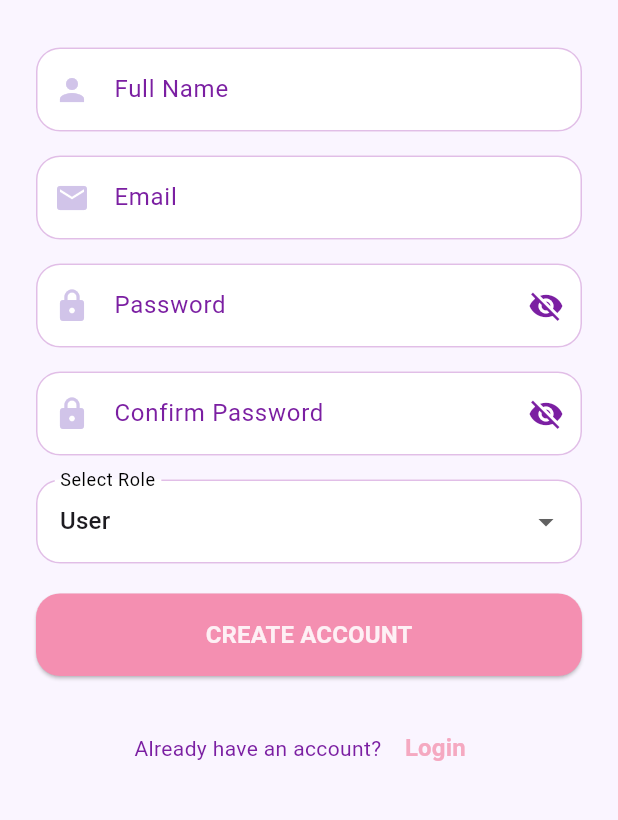
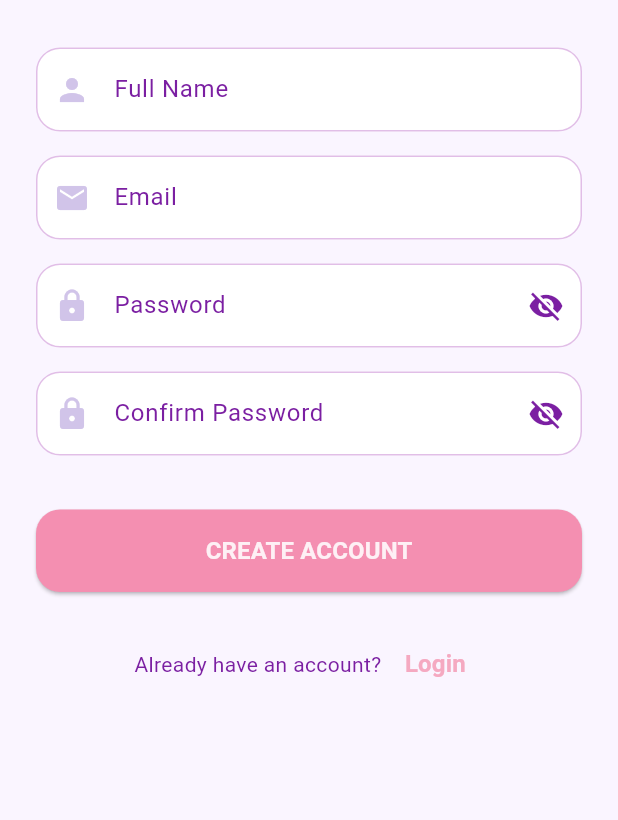
Before and after one commit to wangyt0119/Ka-Ching-flutter-firebase-, a Flutter app: the CustomRegisterScreen screen opened directly, on a phone screen of 412 x 824 dp, the part 383-1203 px from its top. Run offline on Flutter 3.47's test engine with Material 3 defaults, Android fonts, the phone set to English and light mode, and no system bars; our stand-ins replace cloud_firestore, cross_file, firebase_auth, firebase_core, firebase_database, fl_chart and 5 more; accounts and stored records are empty; network calls fail.

Commit message:
hide select role & change bold Hello, xx

```diff
--- a/lib/screens/auth/custom_register_screen.dart
+++ b/lib/screens/auth/custom_register_screen.dart
@@ -189,27 +189,28 @@ class _CustomRegisterScreenState extends State<CustomRegisterScreen> {
                 },
               ),
               const SizedBox(height: 16),
-              DropdownButtonFormField<String>(
-                value: selectedRole,
-                decoration: InputDecoration(
-                  labelText: 'Select Role',
-                  filled: true,
-                  fillColor: AppTheme.surfaceColor,
-                  enabledBorder: OutlineInputBorder(
-                    borderRadius: BorderRadius.circular(16),
-                    borderSide: const BorderSide(color: AppTheme.dividerColor),
-                  ),
-                  focusedBorder: OutlineInputBorder(
-                    borderRadius: BorderRadius.circular(16),
-                    borderSide: const BorderSide(color: AppTheme.primaryColor),
-                  ),
-                ),
-                items: const [
-                  DropdownMenuItem(value: 'user', child: Text('User')),
-                  DropdownMenuItem(value: 'admin', child: Text('Admin')),
-                ],
-                onChanged: (value) => setState(() => selectedRole = value!),
-              ),
+              // Select Role
+              // DropdownButtonFormField<String>(
+              //   value: selectedRole,
+              //   decoration: InputDecoration(
+              //     labelText: 'Select Role',
+              //     filled: true,
+              //     fillColor: AppTheme.surfaceColor,
+              //     enabledBorder: OutlineInputBorder(
+              //       borderRadius: BorderRadius.circular(16),
+              //       borderSide: const BorderSide(color: AppTheme.dividerColor),
+              //     ),
+              //     focusedBorder: OutlineInputBorder(
+              //       borderRadius: BorderRadius.circular(16),
+              //       borderSide: const BorderSide(color: AppTheme.primaryColor),
+              //     ),
+              //   ),
+              //   items: const [
+              //     DropdownMenuItem(value: 'user', child: Text('User')),
+              //     DropdownMenuItem(value: 'admin', child: Text('Admin')),
+              //   ],
+              //   onChanged: (value) => setState(() => selectedRole = value!),
+              // ),
               const SizedBox(height: 20),
               if (errorMessage != null)
                 Text(errorMessage!,
--- a/lib/screens/home/user_home.dart
+++ b/lib/screens/home/user_home.dart
@@ -242,9 +242,10 @@ class _UserHomePageState extends State<UserHomePage> {
         children: [
           Text(
             "Hello, $fullName",
-            style: Theme.of(context).textTheme.headlineSmall,
+            //style: Theme.of(context).textTheme.headlineSmall,
+            style: TextStyle(fontWeight: FontWeight.bold, fontSize: 22),
           ),
-          const SizedBox(height: 20),
+          const SizedBox(height: 8),
 
           Card(
             shape: RoundedRectangleBorder(
```
